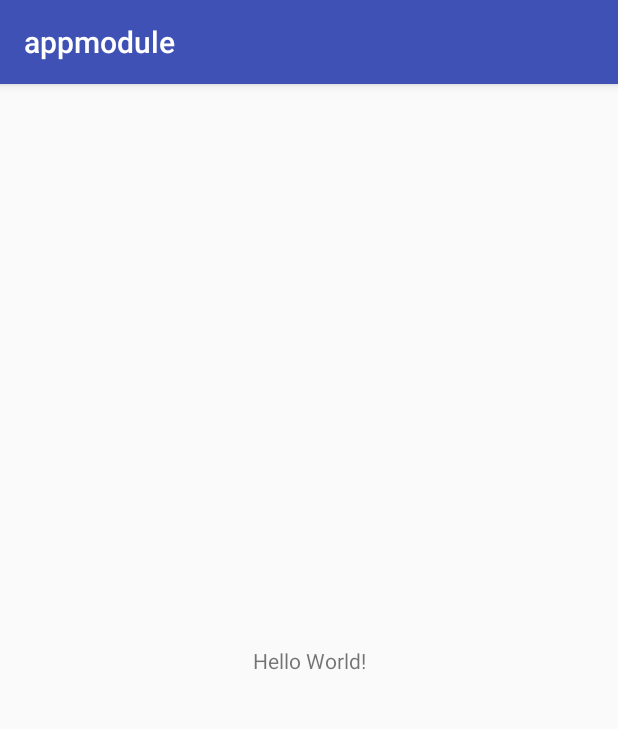
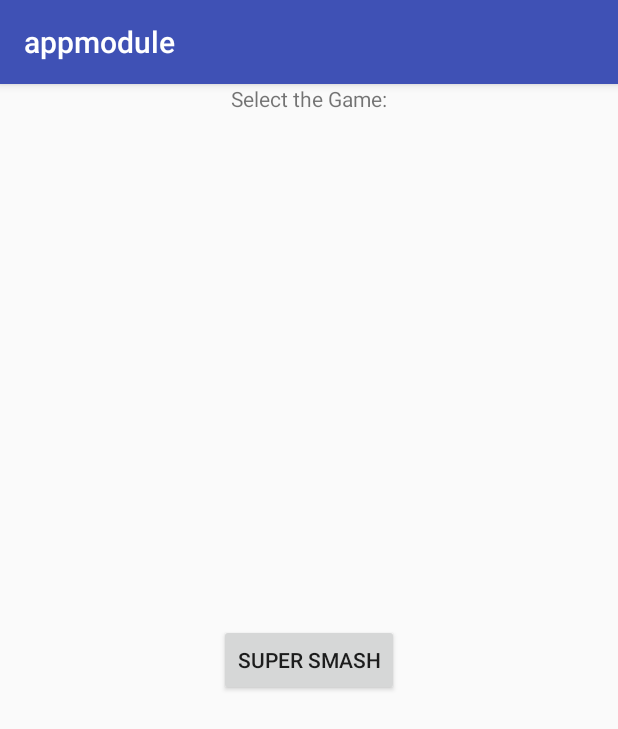
Before and after one commit to mdbyars/MeleeMe, an Android app: the screen it shows after launch (MainActivity), on a phone screen of 412 x 824 dp. Shown: the top 729 px of the screen. Run offline under Robolectric (Android 15) with nearby library versions, the phone set to English and light mode, and no system bars.

Commit message:
--Initialize Android Project files --Test Code

```diff
--- a/appmodule/src/main/java/winnerteam/hackuta/appmodule/MainActivity.java
+++ b/appmodule/src/main/java/winnerteam/hackuta/appmodule/MainActivity.java
@@ -9,5 +9,6 @@
     protected void onCreate(Bundle savedInstanceState) {
         super.onCreate(savedInstanceState);
         setContentView(R.layout.activity_main);
+
     }
 }
--- a/appmodule/src/main/res/layout/activity_main.xml
+++ b/appmodule/src/main/res/layout/activity_main.xml
@@ -7,12 +7,22 @@
     tools:context=".MainActivity">
 
     <TextView
+        android:id="@+id/textView"
         android:layout_width="wrap_content"
         android:layout_height="wrap_content"
-        android:text="Hello World!"
+        android:text="Select the Game:"
+        app:layout_constraintEnd_toEndOf="parent"
+        app:layout_constraintHorizontal_bias="0.501"
+        app:layout_constraintStart_toStartOf="parent"
+        tools:layout_editor_absoluteY="180dp" />
+
+    <Button
+        android:id="@+id/button"
+        android:layout_width="wrap_content"
+        android:layout_height="wrap_content"
+        android:text="Super Smash"
         app:layout_constraintBottom_toBottomOf="parent"
-        app:layout_constraintLeft_toLeftOf="parent"
-        app:layout_constraintRight_toRightOf="parent"
+        app:layout_constraintEnd_toEndOf="parent"
+        app:layout_constraintStart_toStartOf="parent"
         app:layout_constraintTop_toTopOf="parent" />
-
 </android.support.constraint.ConstraintLayout>
```
